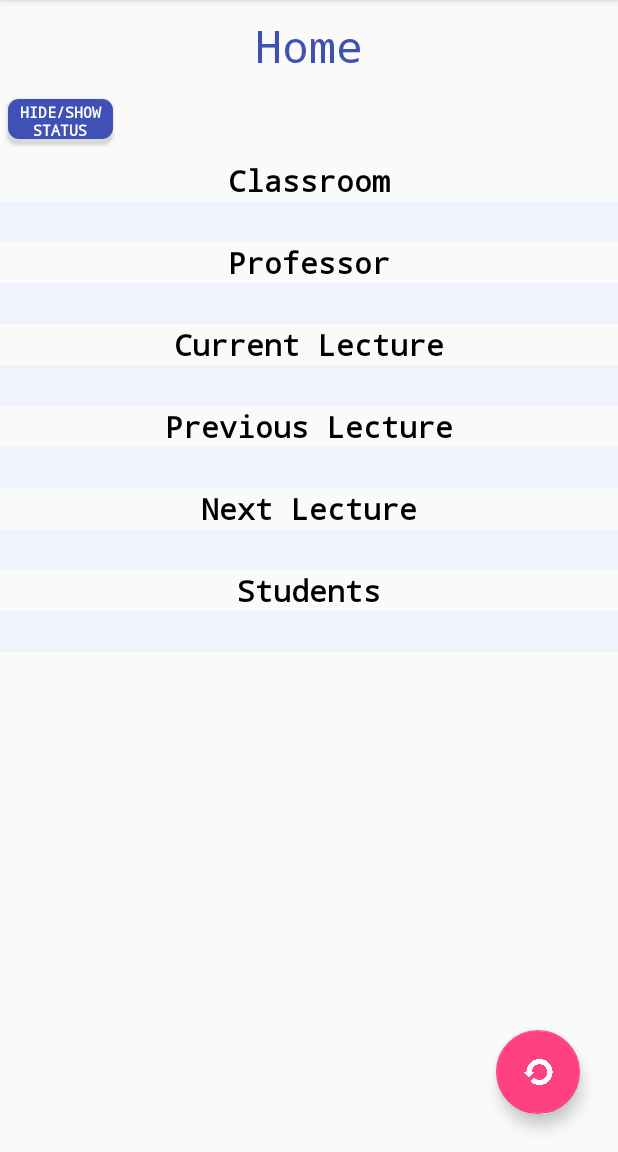
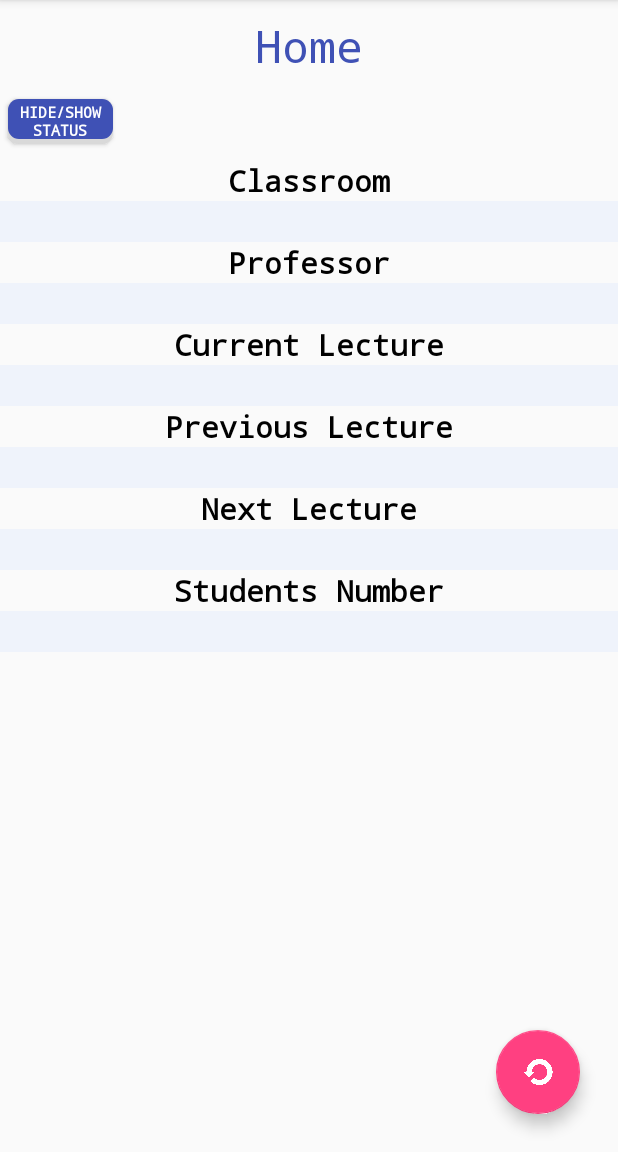
Before and after one commit to Loris89/SmartU, an Android app: the MainActivity screen opened directly, with no data from a screen before it, on a phone screen of 412 x 824 dp, the part 84-1236 px from its top. Run offline under Robolectric (Android 15) with nearby library versions, the phone set to English and light mode, and no system bars; libraries missing offline, so code that uses them is left out: com.parse; 4 statements that could not run were skipped.

Commit message:
minor changes

```diff
--- a/app/src/main/res/layout/content_main.xml
+++ b/app/src/main/res/layout/content_main.xml
@@ -188,7 +188,7 @@
                 android:id="@+id/students_label"
                 android:layout_width="wrap_content"
                 android:layout_height="wrap_content"
-                android:text="Students"
+                android:text="Students Number"
                 android:gravity="center"
                 android:layout_below="@id/succ_lecture_text"
                 android:layout_centerHorizontal="true"
```
